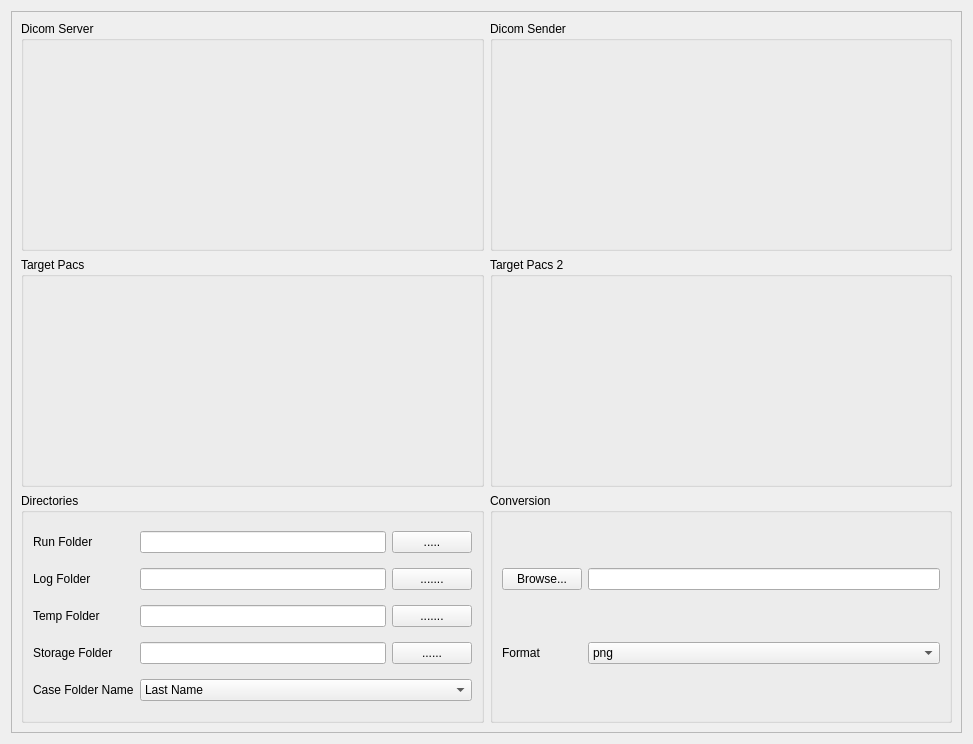
First picture: the form in ui/SettingWidgetNew.ui, repository melnaquib/beamdicom, before the edit.
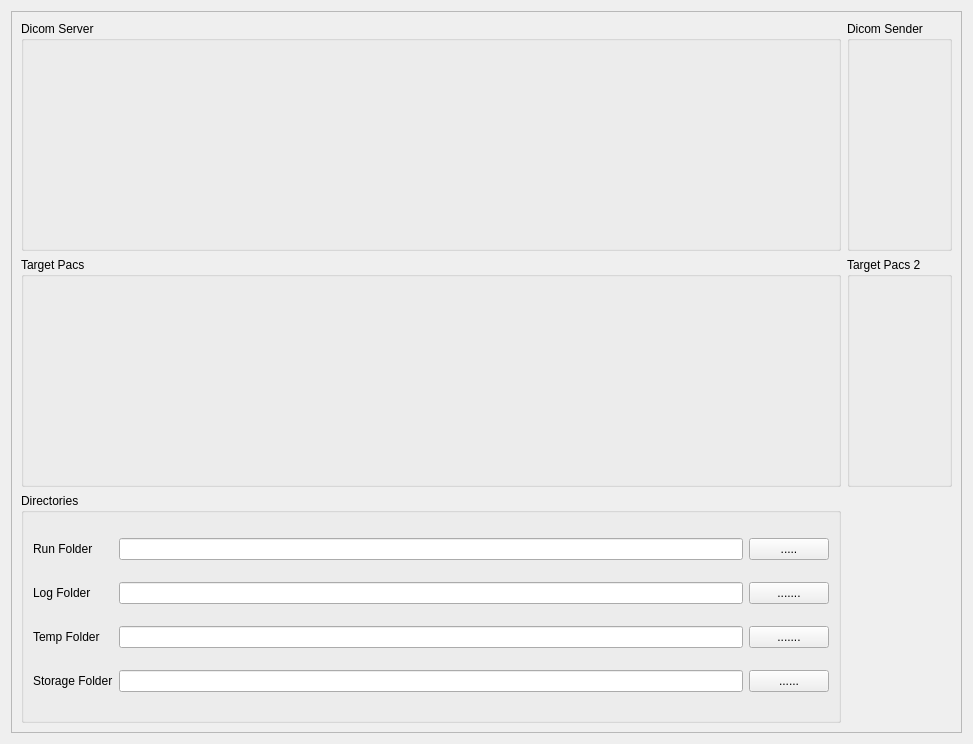
Second picture: the form after the edit. Custom widgets are drawn as their Qt base class.

Diff of the .ui file:
```diff
--- a/ui/SettingWidgetNew.ui
+++ b/ui/SettingWidgetNew.ui
@@ -66,13 +66,6 @@
             </property>
            </widget>
           </item>
-          <item row="4" column="0">
-           <widget class="QLabel" name="label_6">
-            <property name="text">
-             <string>Case Folder Name</string>
-            </property>
-           </widget>
-          </item>
           <item row="3" column="0">
            <widget class="QLabel" name="label_3">
             <property name="text">
@@ -104,25 +97,6 @@
             </property>
            </widget>
           </item>
-          <item row="4" column="1" colspan="2">
-           <widget class="QComboBox" name="comboBox">
-            <item>
-             <property name="text">
-              <string>Last Name</string>
-             </property>
-            </item>
-            <item>
-             <property name="text">
-              <string>Patient ID</string>
-             </property>
-            </item>
-            <item>
-             <property name="text">
-              <string>Date</string>
-             </property>
-            </item>
-           </widget>
-          </item>
           <item row="2" column="1">
            <widget class="QLineEdit" name="tmpFldrLineUnit"/>
           </item>
@@ -180,56 +154,6 @@
          </layout>
         </widget>
        </item>
-       <item row="2" column="1">
-        <widget class="QGroupBox" name="conversiongroupBox">
-         <property name="title">
-          <string>Conversion</string>
-         </property>
-         <layout class="QGridLayout" name="gridLayout_3">
-          <item row="0" column="0">
-           <widget class="QPushButton" name="cnvDirBrowsePushButton">
-            <property name="text">
-             <string>Browse...</string>
-            </property>
-           </widget>
-          </item>
-          <item row="0" column="1">
-           <widget class="QLineEdit" name="cnvDirLineEdit"/>
-          </item>
-          <item row="1" column="0">
-           <widget class="QLabel" name="label_5">
-            <property name="text">
-             <string>Format</string>
-            </property>
-           </widget>
-          </item>
-          <item row="1" column="1">
-           <widget class="QComboBox" name="cnvFmtComboBox">
-            <item>
-             <property name="text">
-              <string>png</string>
-             </property>
-            </item>
-            <item>
-             <property name="text">
-              <string>jpg</string>
-             </property>
-            </item>
-            <item>
-             <property name="text">
-              <string>bmp</string>
-             </property>
-            </item>
-            <item>
-             <property name="text">
-              <string>pdf</string>
-             </property>
-            </item>
-           </widget>
-          </item>
-         </layout>
-        </widget>
-       </item>
        <item row="0" column="1">
         <widget class="QGroupBox" name="dicomsendergroupBox">
          <property name="title">
```
